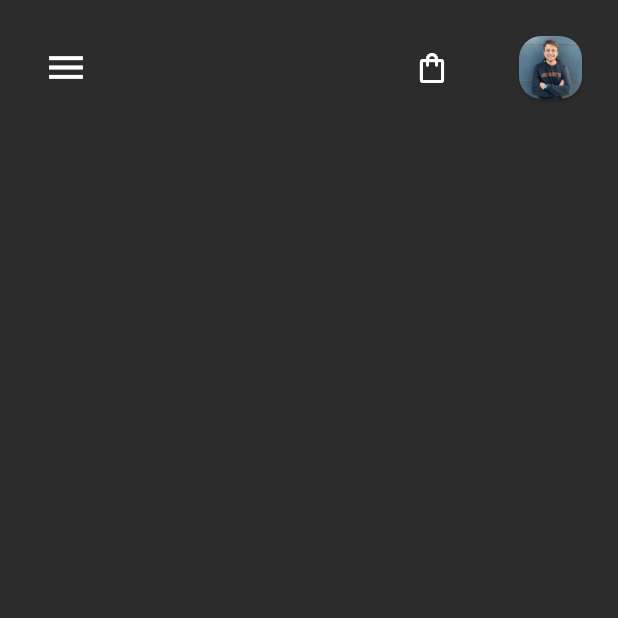
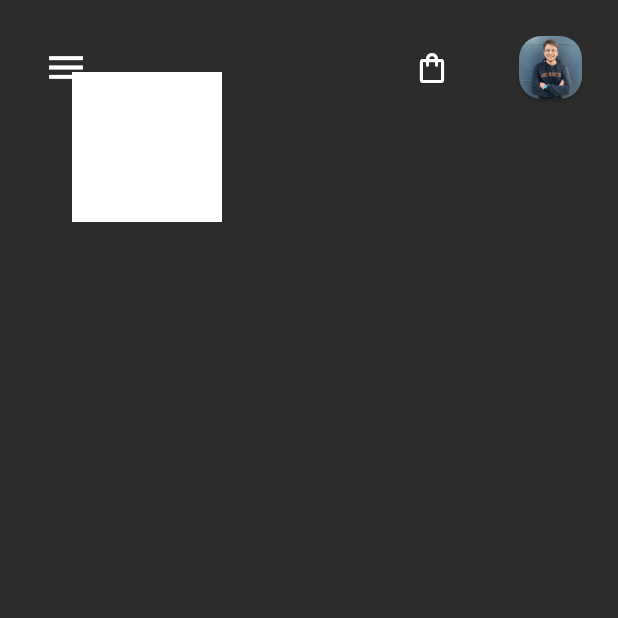
Before and after one commit to kadironer/fruit_shopping_app, a Flutter app: the MainScreen screen opened directly, on a phone screen of 412 x 824 dp, the top half of it. Run offline on Flutter 3.47's test engine with Material 2 defaults, Android fonts, the phone set to English and light mode, and no system bars.

```diff
--- a/lib/MainScreen.dart
+++ b/lib/MainScreen.dart
@@ -59,6 +59,19 @@ class _MainScreenState extends State<MainScreen> {
 
               ],
             ),
+          ),
+
+          Padding(
+            padding: const EdgeInsets.all(48.0),
+            child: Column(
+              children: [
+                Container(
+                  width: 100,
+                  height: 100,
+                  color: Colors.white,
+                )
+              ],
+            ),
           )
         ],
       ),
```
